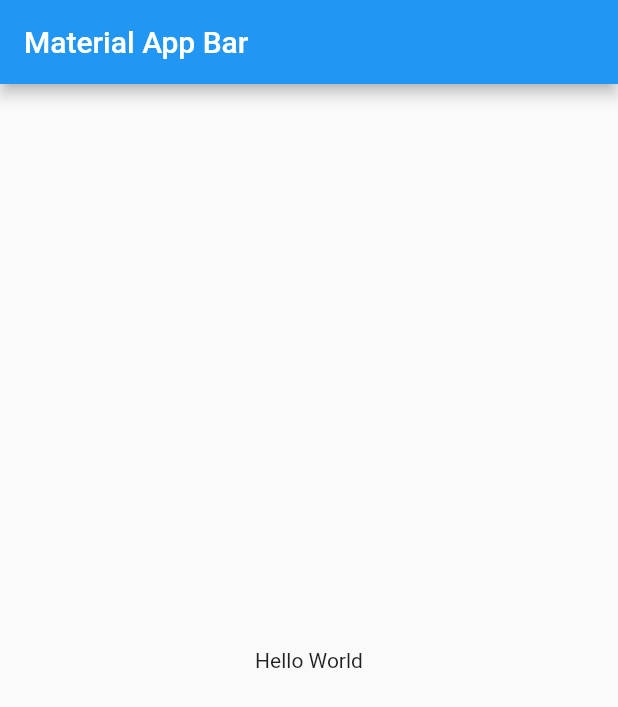
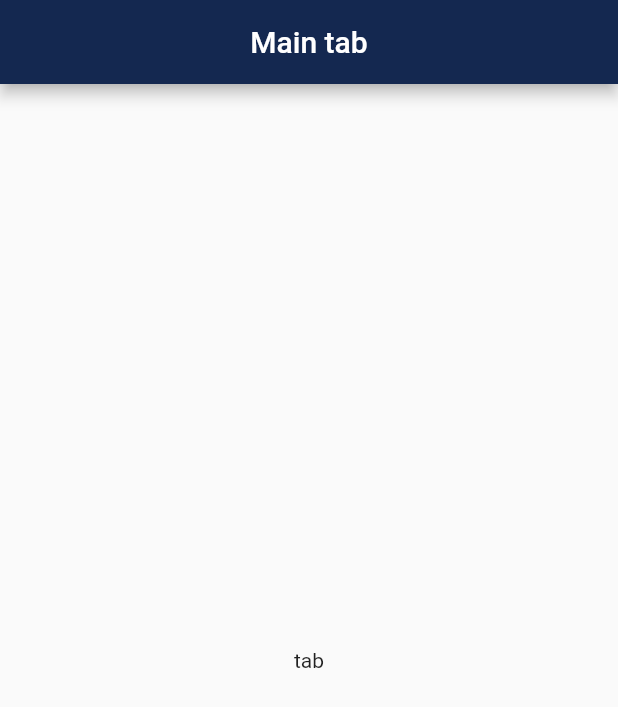
Before and after one commit to Didark8810/RetoTecnico_AppNoticias, a Flutter app: the screen it shows after launch, on a phone screen of 412 x 824 dp. Shown: the top 707 px of the screen. Run offline on Flutter 3.47's test engine with Material 2 defaults, Android fonts, the phone set to English and light mode, and no system bars.

Commit message:
creación de directorios, y configuración del main TAB

```diff
--- /dev/null
+++ b/app_noticias/lib/config/colors.dart
@@ -0,0 +1,5 @@
+import 'package:flutter/material.dart';
+
+Color colorAppBar() {
+  return const Color.fromRGBO(20, 40, 80, 1);
+}
--- a/app_noticias/lib/main.dart
+++ b/app_noticias/lib/main.dart
@@ -1,3 +1,5 @@
+import 'package:app_noticias/config/colors.dart';
+import 'package:app_noticias/pages/tab_main.dart';
 import 'package:flutter/material.dart';
 
 void main() => runApp(const MyApp());
@@ -8,15 +10,15 @@ class MyApp extends StatelessWidget {
   @override
   Widget build(BuildContext context) {
     return MaterialApp(
+      debugShowCheckedModeBanner: false,
       title: 'Material App',
       home: Scaffold(
-        appBar: AppBar(
-          title: const Text('Material App Bar'),
-        ),
-        body: const Center(
-          child: Text('Hello World'),
-        ),
-      ),
+          appBar: AppBar(
+            title: const Text('Main tab'),
+            centerTitle: true,
+            backgroundColor: colorAppBar(),
+          ),
+          body: const MainTab()),
     );
   }
 }
--- /dev/null
+++ b/app_noticias/lib/pages/tab_main.dart
@@ -0,0 +1,10 @@
+import 'package:flutter/material.dart';
+
+class MainTab extends StatelessWidget {
+  const MainTab({Key? key}) : super(key: key);
+
+  @override
+  Widget build(BuildContext context) {
+    return const Center(child: Text("tab"));
+  }
+}
```
